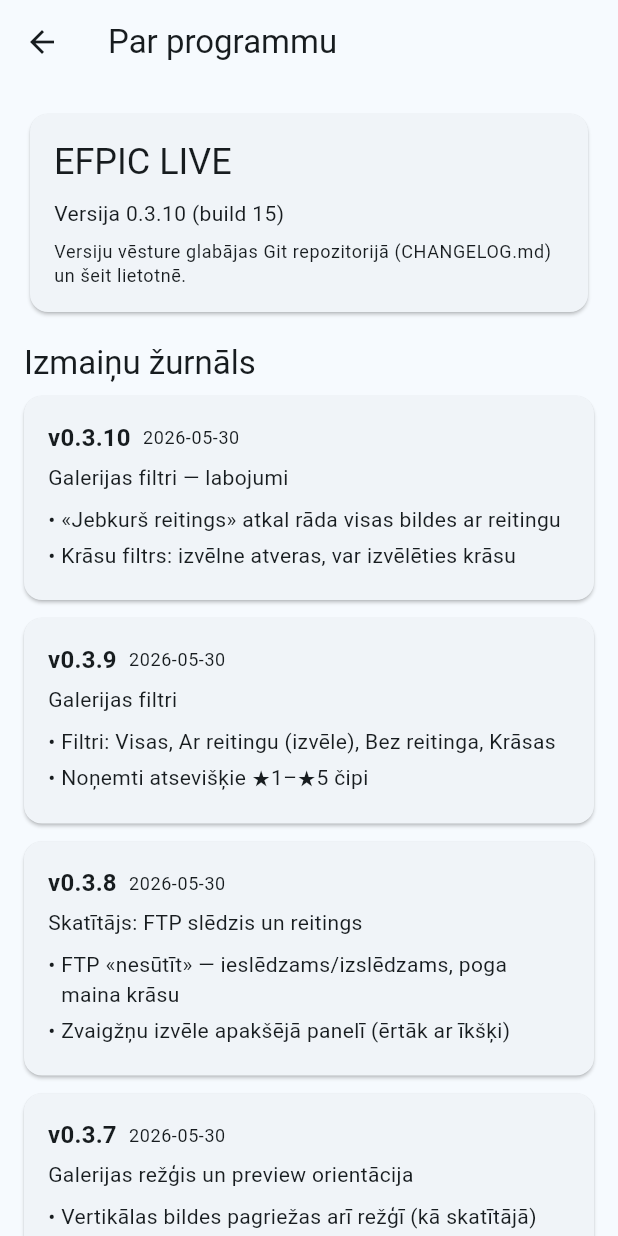
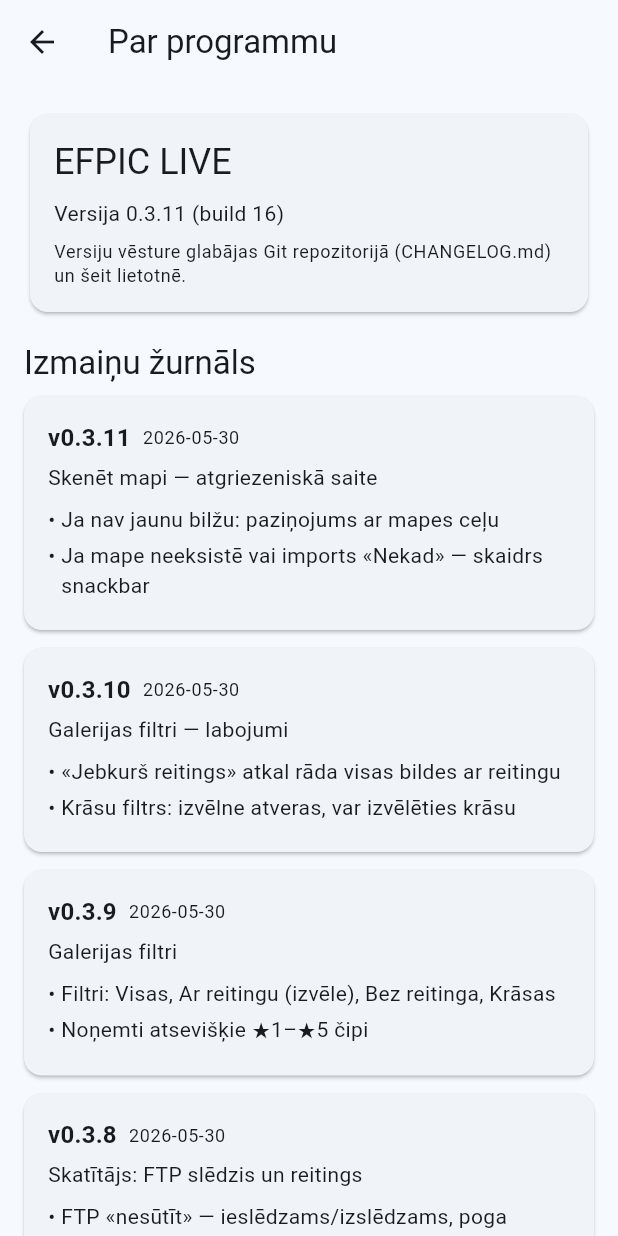
Before and after one commit to siatrioit/EFPIC-LIVE, a Flutter app: the AboutScreen screen opened directly, on a phone screen of 412 x 824 dp. Run offline on Flutter 3.47's test engine with Material 3 defaults, Android fonts, the phone set to English and light mode, and no system bars; our stand-ins replace battery_plus, connectivity_plus, file_picker, flutter_local_notifications, package_info_plus, shared_preferences; missing offline and left inert: exif, ftpconnect; accounts and stored records are empty.

Commit message:
fix(gallery): scan folder feedback with folder path (v0.3.11)
Co-authored-by: Cursor <cursoragent@cursor.com>

```diff
--- a/mobile/lib/data/changelog_entries.dart
+++ b/mobile/lib/data/changelog_entries.dart
@@ -18,6 +18,15 @@ class ChangelogEntry {
 }
 
 const appChangelog = <ChangelogEntry>[
+  ChangelogEntry(
+    version: '0.3.11',
+    date: '2026-05-30',
+    summary: 'Skenēt mapi — atgriezeniskā saite',
+    items: [
+      'Ja nav jaunu bilžu: paziņojums ar mapes ceļu',
+      'Ja mape neeksistē vai imports «Nekad» — skaidrs snackbar',
+    ],
+  ),
   ChangelogEntry(
     version: '0.3.10',
     date: '2026-05-30',
@@ -161,4 +170,4 @@ const appChangelog = <ChangelogEntry>[
 ];
 
 /// Atbilst `pubspec.yaml` `version:` lauka major.minor.patch daļai.
-const String appVersionLabel = '0.3.10';
+const String appVersionLabel = '0.3.11';
--- a/mobile/lib/screens/gallery_screen.dart
+++ b/mobile/lib/screens/gallery_screen.dart
@@ -541,11 +541,56 @@ class _GalleryScreenState extends State<GalleryScreen> {
   }
 
   Future<void> _scanFolder() async {
-    if (_gallery == null) return;
+    if (_gallery == null || !mounted) return;
+    final folder = _gallery!.folderPath;
+    if (folder == null) {
+      ScaffoldMessenger.of(context).showSnackBar(
+        const SnackBar(content: Text('Galerijai nav norādīta mape')),
+      );
+      return;
+    }
+
+    final dir = Directory(folder);
+    if (!await dir.exists()) {
+      if (!mounted) return;
+      ScaffoldMessenger.of(context).showSnackBar(
+        SnackBar(
+          content: Text('Galerijas mape neeksistē:\n$folder'),
+          duration: const Duration(seconds: 5),
+        ),
+      );
+      return;
+    }
+
     final batch = await CameraImportService.instance.scanFolder(_gallery!);
+    if (!mounted) return;
+
+    if (batch.isEmpty) {
+      ScaffoldMessenger.of(context).showSnackBar(
+        SnackBar(
+          content: Text('Nav jaunu bilžu mapē.\n$folder'),
+          duration: const Duration(seconds: 5),
+        ),
+      );
+      return;
+    }
+
+    final autoConfirm = _gallery!.config.mode == EventMode.live;
+    if (!autoConfirm &&
+        _gallery!.config.importPolicy == ImportPolicy.never) {
+      ScaffoldMessenger.of(context).showSnackBar(
+        const SnackBar(
+          content: Text(
+            'Importa politika: «Nekad» — maini galerijas iestatījumos',
+          ),
+        ),
+      );
+      return;
+    }
+
     await _handleImportBatch(
       batch,
-      autoConfirm: _gallery!.config.mode == EventMode.live,
+      autoConfirm: autoConfirm,
     );
   }
 
--- a/mobile/pubspec.yaml
+++ b/mobile/pubspec.yaml
@@ -1,7 +1,7 @@
 name: efpic_live
 description: EFPIC LIVE — camera workflow, galleries, FTP and web delivery.
 publish_to: 'none'
-version: 0.3.10+15
+version: 0.3.11+16
 
 environment:
   sdk: ^3.12.0
```
Also changed, not shown: 1 other file.
